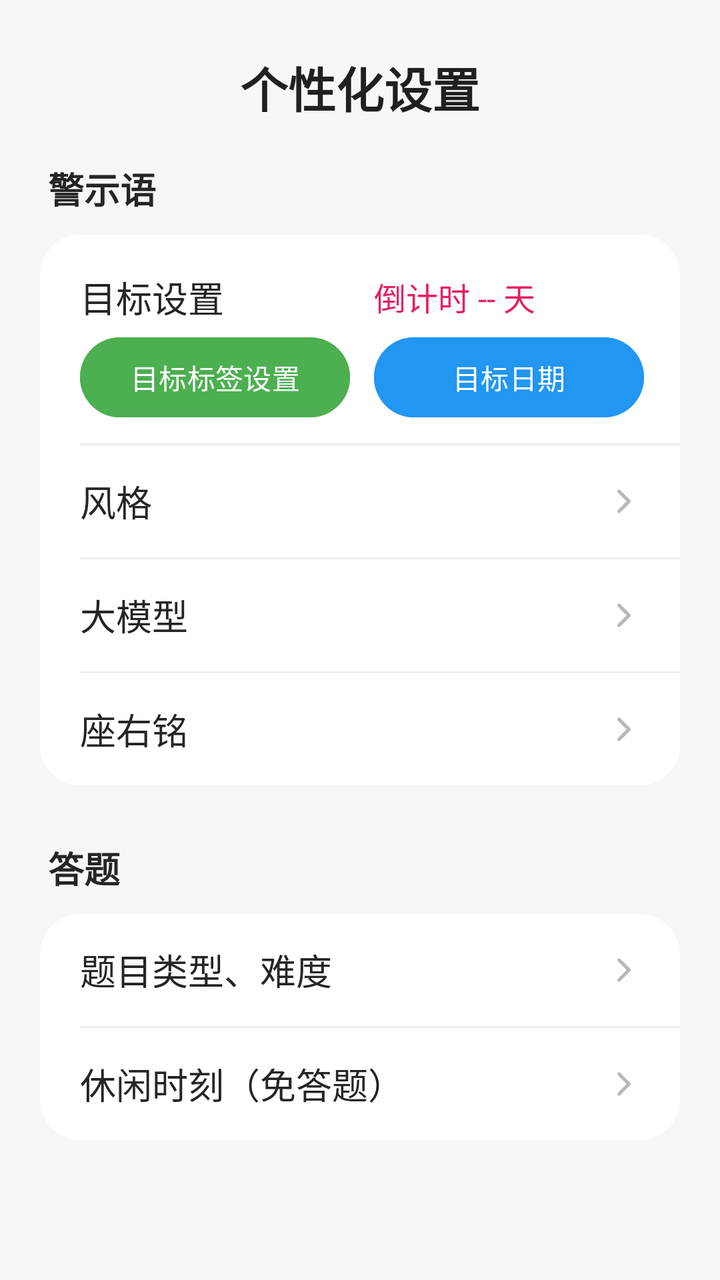
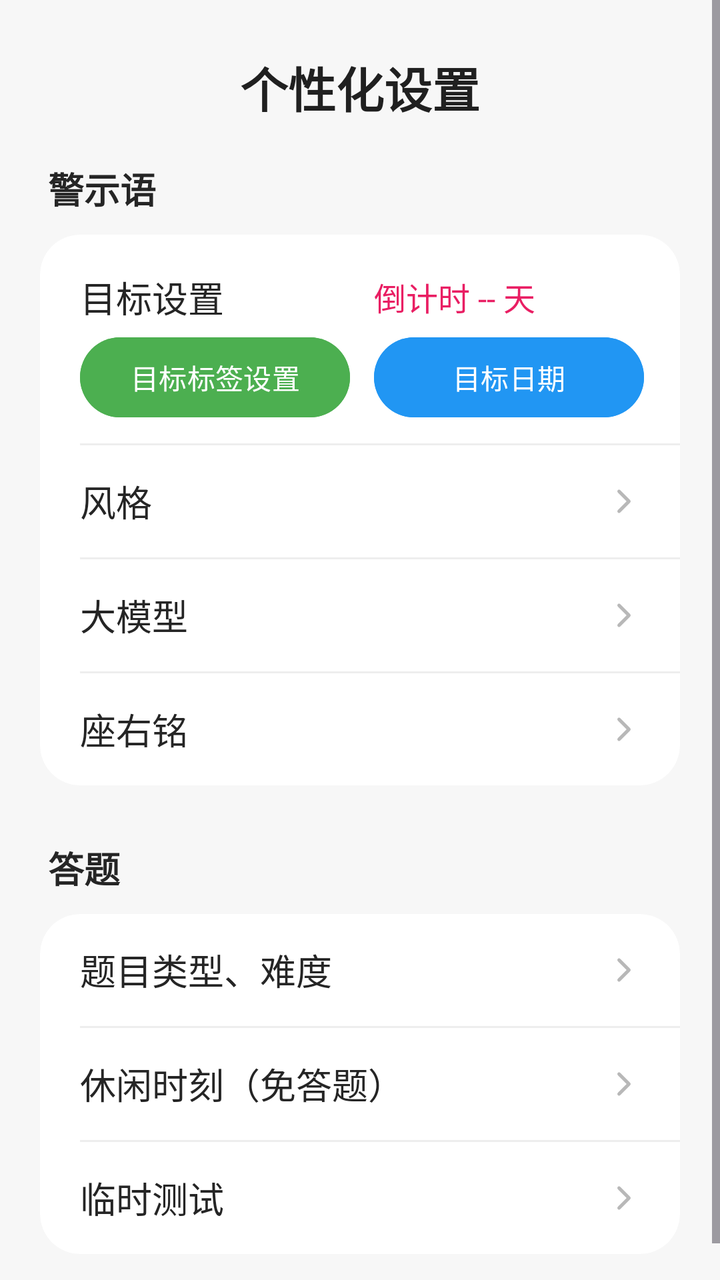

The first picture is an Android layout as it rendered before a commit; the second is the same layout after the commit. The layout source and the unified diff follow.
<!-- AndroidManifest.xml: application theme Theme.Basic -->
<!-- res/layout/fragment_goal.xml -->
<?xml version="1.0" encoding="utf-8"?>
<ScrollView xmlns:android="http://schemas.android.com/apk/res/android"
    xmlns:app="http://schemas.android.com/apk/res-auto"
    android:layout_width="match_parent"
    android:layout_height="match_parent"
    android:background="#F7F7F7"
    android:clipToPadding="false"
    android:fillViewport="true"
    android:overScrollMode="never">

    <LinearLayout
        android:layout_width="match_parent"
        android:layout_height="wrap_content"
        android:orientation="vertical"
        android:paddingStart="20dp"
        android:paddingTop="26dp"
        android:paddingEnd="20dp"
        android:paddingBottom="32dp">

        <TextView
            android:layout_width="match_parent"
            android:layout_height="wrap_content"
            android:layout_marginBottom="20dp"
            android:gravity="center"
            android:text="个性化设置"
            android:textColor="#202020"
            android:textSize="24sp"
            android:textStyle="bold" />

        <TextView
            android:layout_width="match_parent"
            android:layout_height="wrap_content"
            android:layout_marginStart="4dp"
            android:layout_marginBottom="10dp"
            android:text="警示语"
            android:textColor="#252525"
            android:textSize="18sp"
            android:textStyle="bold" />

        <androidx.cardview.widget.CardView
            android:layout_width="match_parent"
            android:layout_height="wrap_content"
            app:cardBackgroundColor="#FFFFFF"
            app:cardCornerRadius="20dp"
            app:cardElevation="0dp"
            app:cardPreventCornerOverlap="true">

            <LinearLayout
                android:layout_width="match_parent"
                android:layout_height="wrap_content"
                android:orientation="vertical">

                <LinearLayout
                    android:layout_width="match_parent"
                    android:layout_height="wrap_content"
                    android:orientation="vertical"
                    android:paddingStart="20dp"
                    android:paddingTop="18dp"
                    android:paddingEnd="18dp"
                    android:paddingBottom="3dp">

                    <LinearLayout
                        android:layout_width="match_parent"
                        android:layout_height="wrap_content"
                        android:gravity="center_vertical"
                        android:orientation="horizontal">

                        <TextView
                            android:layout_width="0dp"
                            android:layout_height="wrap_content"
                            android:layout_marginEnd="6dp"
                            android:layout_weight="1"
                            android:text="目标设置"
                            android:textColor="#252525"
                            android:textSize="18sp" />

                        <TextView
                            android:id="@+id/tv_goal_countdown"
                            android:layout_width="0dp"
                            android:layout_height="wrap_content"
                            android:layout_marginStart="6dp"
                            android:layout_weight="1"
                            android:gravity="start"
                            android:text="倒计时 -- 天"
                            android:textColor="#E91E63"
                            android:textSize="16sp" />

                    </LinearLayout>

                    <LinearLayout
                        android:layout_width="match_parent"
                        android:layout_height="wrap_content"
                        android:layout_marginTop="3dp"
                        android:layout_marginBottom="6dp"
                        android:gravity="center_vertical"
                        android:orientation="horizontal">

                        <Button
                            android:id="@+id/btn_tag_setting"
                            android:layout_width="0dp"
                            android:layout_height="wrap_content"
                            android:layout_marginEnd="6dp"
                            android:layout_weight="1"
                            android:backgroundTint="#4CAF50"
                            android:minWidth="0dp"
                            android:paddingStart="8dp"
                            android:paddingEnd="8dp"
                            android:text="目标标签设置"
                            android:textAllCaps="false" />

                        <Button
                            android:id="@+id/btn_target_date_setting"
                            android:layout_width="0dp"
                            android:layout_height="wrap_content"
                            android:layout_marginStart="6dp"
                            android:layout_weight="1"
                            android:backgroundTint="#2196F3"
                            android:minWidth="0dp"
                            android:paddingStart="8dp"
                            android:paddingEnd="8dp"
                            android:text="目标日期"
                            android:textAllCaps="false" />

                    </LinearLayout>

                </LinearLayout>

                <View
                    android:layout_width="match_parent"
                    android:layout_height="1dp"
                    android:layout_marginStart="20dp"
                    android:background="#EEEEEE" />

                <LinearLayout
                    android:id="@+id/btn_reminder_style"
                    android:layout_width="match_parent"
                    android:layout_height="56dp"
                    android:background="?attr/selectableItemBackground"
                    android:clickable="true"
                    android:focusable="true"
                    android:gravity="center_vertical"
                    android:orientation="horizontal"
                    android:paddingStart="20dp"
                    android:paddingEnd="18dp">

                    <TextView
                        android:layout_width="wrap_content"
                        android:layout_height="wrap_content"
                        android:text="风格"
                        android:textColor="#252525"
                        android:textSize="18sp" />

                    <TextView
                        android:id="@+id/tv_reminder_style_value"
                        android:layout_width="0dp"
                        android:layout_height="wrap_content"
                        android:layout_marginStart="12dp"
                        android:layout_weight="1"
                        android:ellipsize="end"
                        android:gravity="start"
                        android:maxLines="1"
                        android:textColor="#8A8A8A"
                        android:textSize="14sp" />

                    <ImageView
                        android:layout_width="20dp"
                        android:layout_height="20dp"
                        android:contentDescription="@null"
                        android:src="@drawable/ic_menu_chevron" />

                </LinearLayout>

                <View
                    android:id="@+id/divider_reminder_provider"
                    android:layout_width="match_parent"
                    android:layout_height="1dp"
                    android:layout_marginStart="20dp"
                    android:background="#EEEEEE" />

                <LinearLayout
                    android:id="@+id/btn_reminder_provider"
                    android:layout_width="match_parent"
                    android:layout_height="56dp"
                    android:background="?attr/selectableItemBackground"
                    android:clickable="true"
                    android:focusable="true"
                    android:gravity="center_vertical"
                    android:orientation="horizontal"
                    android:paddingStart="20dp"
                    android:paddingEnd="18dp">

                    <TextView
                        android:layout_width="wrap_content"
                        android:layout_height="wrap_content"
                        android:text="@string/reminder_provider_settings"
                        android:textColor="#252525"
                        android:textSize="18sp" />

                    <TextView
                        android:id="@+id/tv_reminder_provider_value"
                        android:layout_width="0dp"
                        android:layout_height="wrap_content"
                        android:layout_marginStart="12dp"
                        android:layout_weight="1"
                        android:ellipsize="end"
                        android:gravity="start"
                        android:maxLines="1"
                        android:textColor="#8A8A8A"
                        android:textSize="14sp" />

                    <ImageView
                        android:layout_width="20dp"
                        android:layout_height="20dp"
                        android:contentDescription="@null"
                        android:src="@drawable/ic_menu_chevron" />

                </LinearLayout>

                <View
                    android:layout_width="match_parent"
                    android:layout_height="1dp"
                    android:layout_marginStart="20dp"
                    android:background="#EEEEEE" />

                <LinearLayout
                    android:id="@+id/btn_floating_strict_reminder"
                    android:layout_width="match_parent"
                    android:layout_height="56dp"
                    android:background="?attr/selectableItemBackground"
                    android:clickable="true"
                    android:focusable="true"
                    android:gravity="center_vertical"
                    android:orientation="horizontal"
                    android:paddingStart="20dp"
                    android:paddingEnd="18dp">

                    <TextView
                        android:layout_width="wrap_content"
                        android:layout_height="wrap_content"
                        android:text="座右铭"
                        android:textColor="#252525"
                        android:textSize="18sp" />

                    <TextView
                        android:id="@+id/tv_floating_strict_reminder_value"
                        android:layout_width="0dp"
                        android:layout_height="wrap_content"
                        android:layout_marginStart="12dp"
                        android:layout_weight="1"
                        android:ellipsize="end"
                        android:gravity="start"
                        android:maxLines="1"
                        android:textColor="#8A8A8A"
                        android:textSize="14sp" />

                    <ImageView
                        android:layout_width="20dp"
                        android:layout_height="20dp"
                        android:contentDescription="@null"
                        android:src="@drawable/ic_menu_chevron" />

                </LinearLayout>

            </LinearLayout>

        </androidx.cardview.widget.CardView>

        <TextView
            android:layout_width="match_parent"
            android:layout_height="wrap_content"
            android:layout_marginStart="4dp"
            android:layout_marginTop="28dp"
            android:layout_marginBottom="10dp"
            android:text="答题"
            android:textColor="#252525"
            android:textSize="18sp"
            android:textStyle="bold" />

        <androidx.cardview.widget.CardView
            android:layout_width="match_parent"
            android:layout_height="wrap_content"
            app:cardBackgroundColor="#FFFFFF"
            app:cardCornerRadius="20dp"
            app:cardElevation="0dp"
            app:cardPreventCornerOverlap="true">

            <LinearLayout
                android:layout_width="match_parent"
                android:layout_height="wrap_content"
                android:orientation="vertical">

                <LinearLayout
                    android:id="@+id/btn_math_difficulty"
                    android:layout_width="match_parent"
                    android:layout_height="56dp"
                    android:background="?attr/selectableItemBackground"
                    android:clickable="true"
                    android:focusable="true"
                    android:gravity="center_vertical"
                    android:orientation="horizontal"
                    android:paddingStart="20dp"
                    android:paddingEnd="18dp">

                    <TextView
                        android:layout_width="0dp"
                        android:layout_height="wrap_content"
                        android:layout_weight="1"
                        android:text="题目类型、难度"
                        android:textColor="#252525"
                        android:textSize="18sp" />

                    <ImageView
                        android:layout_width="20dp"
                        android:layout_height="20dp"
                        android:contentDescription="@null"
                        android:src="@drawable/ic_menu_chevron" />

                </LinearLayout>

                <View
                    android:layout_width="match_parent"
                    android:layout_height="1dp"
                    android:layout_marginStart="20dp"
                    android:background="#EEEEEE" />

                <LinearLayout
                    android:id="@+id/btn_leisure_time"
                    android:layout_width="match_parent"
                    android:layout_height="56dp"
                    android:background="?attr/selectableItemBackground"
                    android:clickable="true"
                    android:focusable="true"
                    android:gravity="center_vertical"
                    android:orientation="horizontal"
                    android:paddingStart="20dp"
                    android:paddingEnd="18dp">

                    <TextView
                        android:layout_width="0dp"
                        android:layout_height="wrap_content"
                        android:layout_weight="1"
                        android:text="休闲时刻（免答题）"
                        android:textColor="#252525"
                        android:textSize="18sp" />

                    <ImageView
                        android:layout_width="20dp"
                        android:layout_height="20dp"
                        android:contentDescription="@null"
                        android:src="@drawable/ic_menu_chevron" />

                </LinearLayout>

            </LinearLayout>

        </androidx.cardview.widget.CardView>

    </LinearLayout>
</ScrollView>
<!-- resources referenced by this layout -->
<resources>
  <!-- drawable ic_menu_chevron (drawable) -->
  <vector xmlns:android="http://schemas.android.com/apk/res/android"
      android:width="24dp"
      android:height="24dp"
      android:viewportWidth="24"
      android:viewportHeight="24">
      <path
          android:fillColor="@android:color/transparent"
          android:pathData="M9,6 L15,12 L9,18"
          android:strokeColor="#B8B8B8"
          android:strokeLineCap="round"
          android:strokeLineJoin="round"
          android:strokeWidth="2" />
  </vector>
  <string name="reminder_provider_settings">大模型</string>
  <style name="Theme.Basic" parent="Base.Theme.Basic" />
  <style name="Base.Theme.Basic" parent="Theme.Material3.DayNight.NoActionBar">
          
          
      </style>
</resources>

<!-- the commit's change to res/layout/fragment_goal.xml (unified diff, before → after) -->
@@ -351,6 +351,41 @@
 
                 </LinearLayout>
 
+                <View
+                    android:layout_width="match_parent"
+                    android:layout_height="1dp"
+                    android:layout_marginStart="20dp"
+                    android:background="#EEEEEE" />
+
+                
+                <LinearLayout
+                    android:id="@+id/btn_asr_test"
+                    android:layout_width="match_parent"
+                    android:layout_height="56dp"
+                    android:background="?attr/selectableItemBackground"
+                    android:clickable="true"
+                    android:focusable="true"
+                    android:gravity="center_vertical"
+                    android:orientation="horizontal"
+                    android:paddingStart="20dp"
+                    android:paddingEnd="18dp">
+
+                    <TextView
+                        android:layout_width="0dp"
+                        android:layout_height="wrap_content"
+                        android:layout_weight="1"
+                        android:text="临时测试"
+                        android:textColor="#252525"
+                        android:textSize="18sp" />
+
+                    <ImageView
+                        android:layout_width="20dp"
+                        android:layout_height="20dp"
+                        android:contentDescription="@null"
+                        android:src="@drawable/ic_menu_chevron" />
+
+                </LinearLayout>
+
             </LinearLayout>
 
         </androidx.cardview.widget.CardView>
